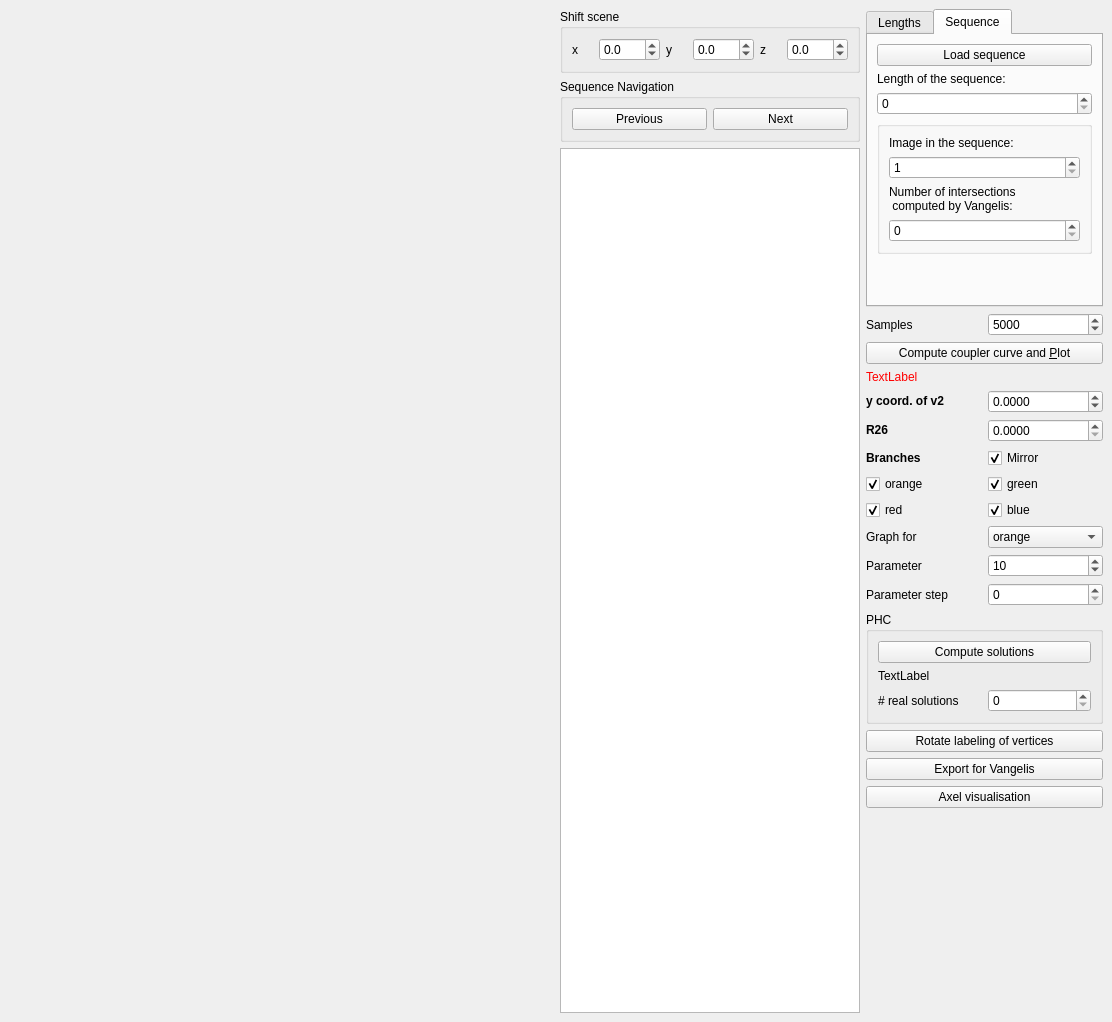
Above: couplerCurve.ui from Legersky/SpatialGraphEmbeddings before the change. Below: the same form after it.
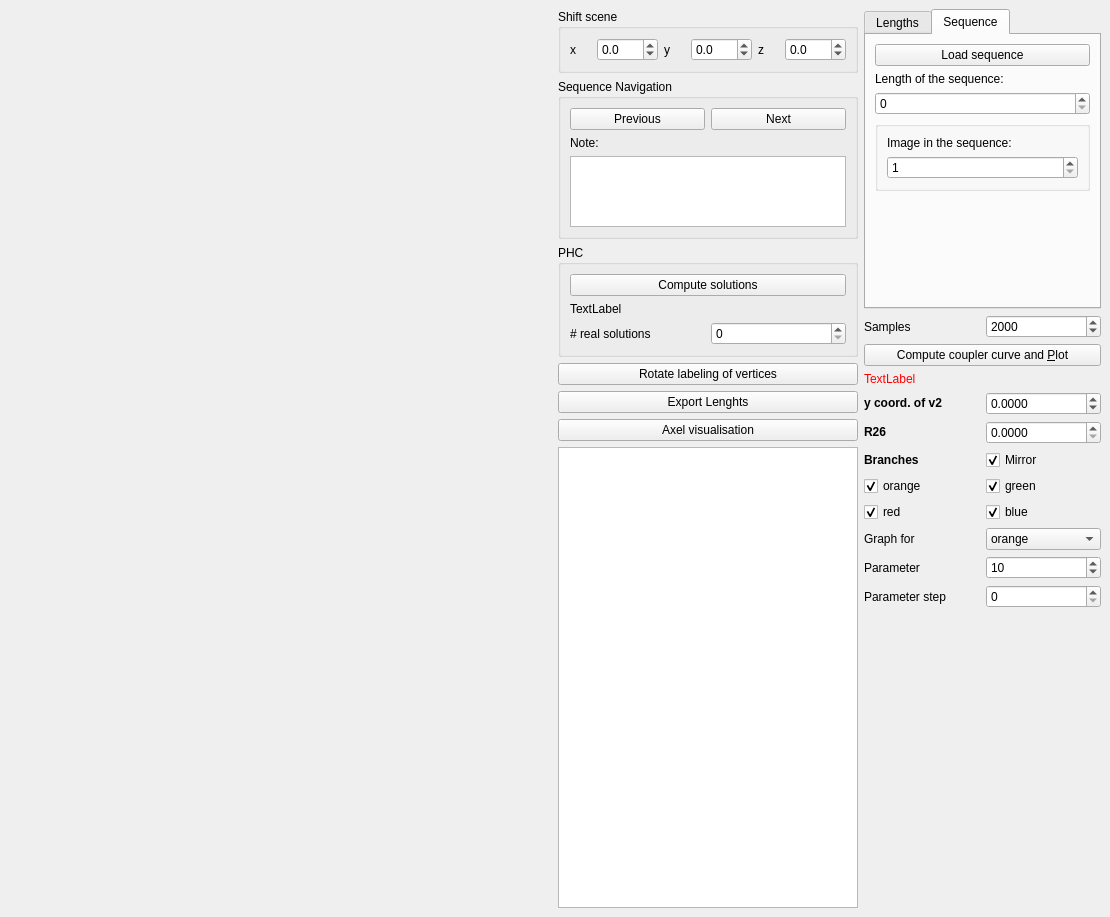
That is the form after the change. The open tabs and pages were chosen to show the change.

The edit to the form file:
```diff
--- a/couplerCurve.ui
+++ b/couplerCurve.ui
@@ -6,8 +6,8 @@
    <rect>
     <x>0</x>
     <y>0</y>
-    <width>1112</width>
-    <height>1022</height>
+    <width>1110</width>
+    <height>917</height>
    </rect>
   </property>
   <property name="windowTitle">
@@ -84,27 +84,110 @@
         </item>
         <item>
          <widget class="QGroupBox" name="groupBoxSequenceNavigation">
+          <property name="sizePolicy">
+           <sizepolicy hsizetype="Minimum" vsizetype="Minimum">
+            <horstretch>0</horstretch>
+            <verstretch>0</verstretch>
+           </sizepolicy>
+          </property>
+          <property name="maximumSize">
+           <size>
+            <width>16777215</width>
+            <height>160</height>
+           </size>
+          </property>
           <property name="title">
            <string>Sequence Navigation</string>
           </property>
           <layout class="QGridLayout" name="gridLayout_3">
-           <item row="0" column="0">
-            <widget class="QPushButton" name="previousSeqButton">
-             <property name="text">
-              <string>Previous</string>
-             </property>
-            </widget>
-           </item>
-           <item row="0" column="1">
+           <item row="1" column="1">
             <widget class="QPushButton" name="nextSeqButton">
              <property name="text">
               <string>Next</string>
              </property>
             </widget>
            </item>
+           <item row="3" column="0" colspan="2">
+            <widget class="QPlainTextEdit" name="noteToImgInSeq">
+             <property name="maximumSize">
+              <size>
+               <width>16777215</width>
+               <height>80</height>
+              </size>
+             </property>
+            </widget>
+           </item>
+           <item row="1" column="0">
+            <widget class="QPushButton" name="previousSeqButton">
+             <property name="text">
+              <string>Previous</string>
+             </property>
+            </widget>
+           </item>
+           <item row="2" column="0">
+            <widget class="QLabel" name="label_2">
+             <property name="text">
+              <string>Note:</string>
+             </property>
+            </widget>
+           </item>
           </layout>
          </widget>
         </item>
+        <item>
+         <widget class="QGroupBox" name="groupBoxPHC">
+          <property name="title">
+           <string>PHC</string>
+          </property>
+          <layout class="QGridLayout" name="gridLayout">
+           <item row="2" column="1">
+            <widget class="QSpinBox" name="spinBoxNumberReal"/>
+           </item>
+           <item row="0" column="0" colspan="2">
+            <widget class="QPushButton" name="buttonRunPHC">
+             <property name="text">
+              <string>Compute solutions</string>
+             </property>
+            </widget>
+           </item>
+           <item row="2" column="0">
+            <widget class="QLabel" name="label_numReal">
+             <property name="text">
+              <string># real solutions</string>
+             </property>
+            </widget>
+           </item>
+           <item row="1" column="0" colspan="2">
+            <widget class="QLabel" name="labelRecomputePHC">
+             <property name="text">
+              <string>TextLabel</string>
+             </property>
+            </widget>
+           </item>
+          </layout>
+         </widget>
+        </item>
+        <item>
+         <widget class="QPushButton" name="buttonRotateVertices">
+          <property name="text">
+           <string>Rotate labeling of vertices</string>
+          </property>
+         </widget>
+        </item>
+        <item>
+         <widget class="QPushButton" name="exportButton">
+          <property name="text">
+           <string>Export Lenghts</string>
+          </property>
+         </widget>
+        </item>
+        <item>
+         <widget class="QPushButton" name="buttonAxelVisualisation">
+          <property name="text">
+           <string>Axel visualisation</string>
+          </property>
+         </widget>
+        </item>
         <item>
          <widget class="QPlainTextEdit" name="plainTextEdit">
           <property name="minimumSize">
@@ -480,17 +563,6 @@
                  </property>
                 </widget>
                </item>
-               <item>
-                <widget class="QLabel" name="label_2">
-                 <property name="text">
-                  <string>Number of intersections 
- computed by Vangelis:</string>
-                 </property>
-                </widget>
-               </item>
-               <item>
-                <widget class="QSpinBox" name="spinBoxNumByVangelis"/>
-               </item>
               </layout>
              </widget>
             </item>
@@ -522,7 +594,7 @@
              <number>100</number>
             </property>
             <property name="value">
-             <number>5000</number>
+             <number>2000</number>
             </property>
            </widget>
           </item>
@@ -732,60 +804,6 @@
           </item>
          </layout>
         </item>
-        <item>
-         <widget class="QGroupBox" name="groupBoxPHC">
-          <property name="title">
-           <string>PHC</string>
-          </property>
-          <layout class="QGridLayout" name="gridLayout">
-           <item row="2" column="1">
-            <widget class="QSpinBox" name="spinBoxNumberReal"/>
-           </item>
-           <item row="0" column="0" colspan="2">
-            <widget class="QPushButton" name="buttonRunPHC">
-             <property name="text">
-              <string>Compute solutions</string>
-             </property>
-            </widget>
-           </item>
-           <item row="2" column="0">
-            <widget class="QLabel" name="label_numReal">
-             <property name="text">
-              <string># real solutions</string>
-             </property>
-            </widget>
-           </item>
-           <item row="1" column="0" colspan="2">
-            <widget class="QLabel" name="labelRecomputePHC">
-             <property name="text">
-              <string>TextLabel</string>
-             </property>
-            </widget>
-           </item>
-          </layout>
-         </widget>
-        </item>
-        <item>
-         <widget class="QPushButton" name="buttonRotateVertices">
-          <property name="text">
-           <string>Rotate labeling of vertices</string>
-          </property>
-         </widget>
-        </item>
-        <item>
-         <widget class="QPushButton" name="exportButton">
-          <property name="text">
-           <string>Export for Vangelis</string>
-          </property>
-         </widget>
-        </item>
-        <item>
-         <widget class="QPushButton" name="buttonAxelVisualisation">
-          <property name="text">
-           <string>Axel visualisation</string>
-          </property>
-         </widget>
-        </item>
         <item>
          <spacer name="verticalSpacer_2">
           <property name="orientation">
```
